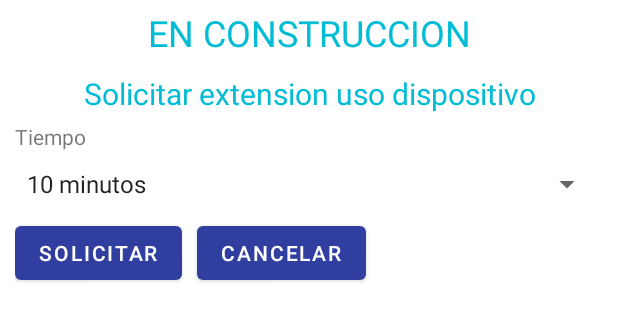
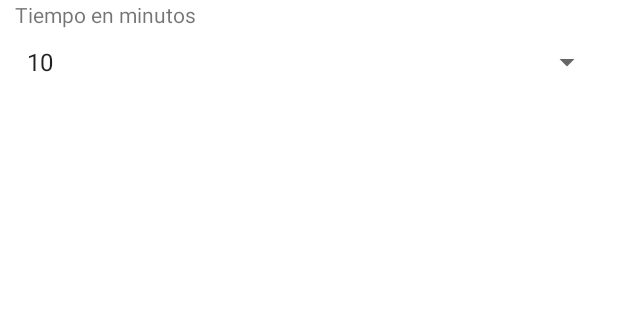
Before and after one commit to JuanPabloRios/PA2_TPINTEGRADOR_GRUPO3, an Android app: the layout fragment_solicitar_extension_uso_dispositivo.xml on its own in the app's theme, with its tools: preview values and no code run, on a phone screen of 412 x 824 dp. Shown: the top 321 px of the screen. Run offline under Robolectric (Android 15) with nearby library versions, the light colour scheme and no system bars.

Commit message:
Modal solicitud tiempo dispositivo subotdinado

```diff
--- a/app/src/main/res/layout/dispositivos_vinculados.xml
+++ b/app/src/main/res/layout/dispositivos_vinculados.xml
@@ -20,6 +20,7 @@
             android:paddingBottom="10dp">
 
             <TextView
+                android:id="@+id/tituloDispositivosVinculados"
                 android:layout_width="match_parent"
                 android:layout_height="wrap_content"
                 android:layout_marginTop="5sp"
--- a/app/src/main/res/layout/fragment_solicitar_extension_uso_dispositivo.xml
+++ b/app/src/main/res/layout/fragment_solicitar_extension_uso_dispositivo.xml
@@ -19,31 +19,13 @@
             android:layout_gravity="center">
 
             <TextView
-                android:id="@+id/textView34"
+                android:id="@+id/tiempoDispSp"
                 android:layout_width="match_parent"
                 android:layout_height="wrap_content"
-                android:layout_marginTop="5sp"
-                android:layout_marginBottom="5sp"
-                android:gravity="center"
-                android:text="EN CONSTRUCCION"
-                android:textColor="#00BCD4"
-                android:textSize="24sp" />
-
-            <TextView
-                android:layout_width="match_parent"
-                android:layout_height="wrap_content"
-                android:layout_marginTop="5sp"
-                android:layout_marginBottom="5sp"
-                android:gravity="center"
-                android:text="Solicitar extension uso dispositivo"
-                android:textColor="#00BCD4"
-                android:textSize="20sp" />
-            <TextView
-                android:layout_width="match_parent"
-                android:layout_height="wrap_content"
-                android:text="Tiempo" />
+                android:text="Tiempo en minutos" />
 
             <Spinner
+                android:id="@+id/spinnerTiempos"
                 android:layout_width="match_parent"
                 android:layout_height="wrap_content"
                 android:layout_marginTop="10sp"
@@ -53,20 +35,7 @@
             <LinearLayout
                 android:layout_width="match_parent"
                 android:layout_height="match_parent"
-                android:orientation="horizontal">
-
-                <Button
-                    android:layout_width="wrap_content"
-                    android:layout_height="wrap_content"
-                    android:text="Solicitar" />
-
-                <Button
-                    android:layout_width="wrap_content"
-                    android:layout_height="wrap_content"
-                    android:layout_marginStart="10sp"
-                    android:layout_weight="0"
-                    android:text="Cancelar" />
-            </LinearLayout>
+                android:orientation="horizontal"/>
 
         </LinearLayout>
     </ScrollView>
--- a/app/src/main/res/values/strings.xml
+++ b/app/src/main/res/values/strings.xml
@@ -6,12 +6,12 @@
     </string-array>
 
     <string-array name="tiempos">
-        <item>10 minutos</item>
-        <item>20 minutos</item>
-        <item>30 minutos</item>
-        <item>40 minutos</item>
-        <item>50 minutos</item>
-        <item>60 minutos</item>
+        <item>10</item>
+        <item>20</item>
+        <item>30</item>
+        <item>40</item>
+        <item>50</item>
+        <item>60</item>
     </string-array>
     <string name="app_name">Parental Watcher</string>
     <string name="textTitulo">Bienvenido a Parental Watcher</string>
```
Also changed, not shown: app/src/main/java/com/example/pa2_tpintegrador_grupo3/Controladores/DispositivosVinculadosControlador.java (+8 -0 lines), app/src/main/java/com/example/pa2_tpintegrador_grupo3/Controladores/PrincipalSubordinadoControlador.java (+32 -3 lines), app/src/main/java/com/example/pa2_tpintegrador_grupo3/fragments/solicitar_extension_uso_dispositivo.java (+59 -5 lines), app/src/main/res/layout/principal_subordinado.xml (+6 -6 lines).
